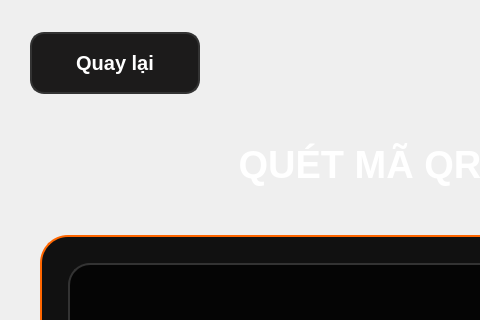
Qt form raspi_app/ui/QRScan.ui (nhatbx4002/SmartBox) before a commit; both pictures show x 0 to 480 and y 0 to 320 of the 720 by 1280 pixel window.
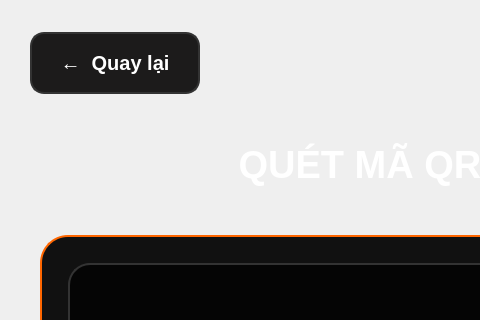
The same form after that commit.

The edit to the form file:
```diff
--- a/raspi_app/ui/QRScan.ui
+++ b/raspi_app/ui/QRScan.ui
@@ -79,7 +79,7 @@
     </rect>
    </property>
    <property name="text">
-    <string>Quay lại</string>
+     <string>←  Quay lại</string>
    </property>
   </widget>
   <widget class="QLabel" name="titleLabel">
```
Lines whose indentation alone changed are shown as unchanged.
